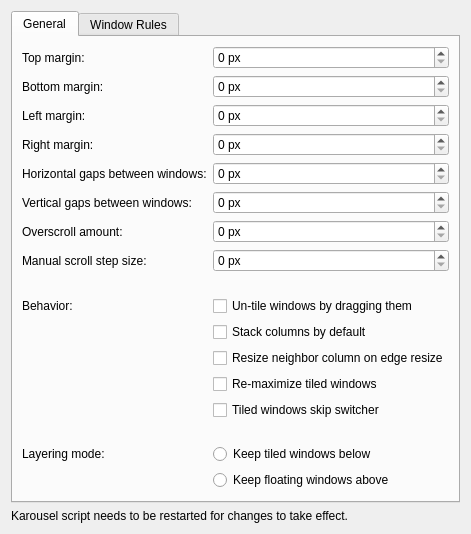
This is package/contents/ui/config.ui in peterfajdiga/karousel as Qt 5 draws it before an edit. The edited form follows.
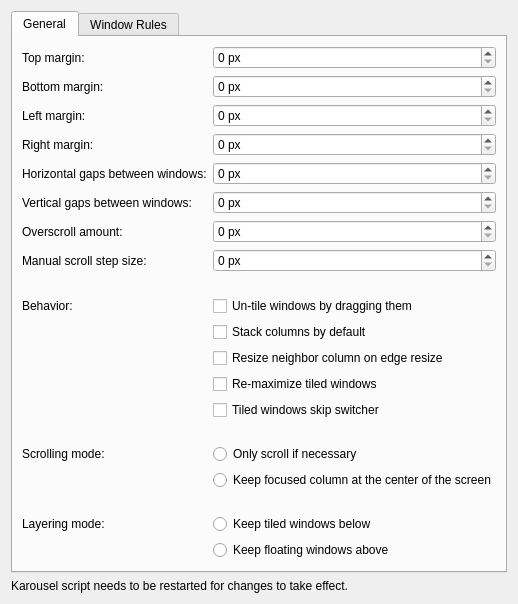
This is the edited form.

Commit message: config.ui: add scrolling configuration

```diff
--- a/package/contents/ui/config.ui
+++ b/package/contents/ui/config.ui
@@ -254,7 +254,7 @@
                             </item>
 
                             <item row="14" column="1">
-                                <spacer name="separator_layering">
+                                <spacer name="separator_scrolling">
                                     <property name="orientation">
                                         <enum>Qt::Vertical</enum>
                                     </property>
@@ -270,20 +270,58 @@
                                 </spacer>
                             </item>
                             <item row="15" column="0">
+                                <widget class="QLabel" name="label_scrolling">
+                                    <property name="text">
+                                        <string>Scrolling mode:</string>
+                                    </property>
+                                </widget>
+                            </item>
+                            <item row="15" column="1">
+                                <widget class="QRadioButton" name="kcfg_scrollingLazy">
+                                    <property name="text">
+                                        <string>Only scroll if necessary</string>
+                                    </property>
+                                </widget>
+                            </item>
+                            <item row="16" column="1">
+                                <widget class="QRadioButton" name="kcfg_scrollingCentered">
+                                    <property name="text">
+                                        <string>Keep focused column at the center of the screen</string>
+                                    </property>
+                                </widget>
+                            </item>
+
+                            <item row="17" column="1">
+                                <spacer name="separator_layering">
+                                    <property name="orientation">
+                                        <enum>Qt::Vertical</enum>
+                                    </property>
+                                    <property name="sizeType">
+                                        <enum>QSizePolicy::Fixed</enum>
+                                    </property>
+                                    <property name="sizeHint" stdset="0">
+                                        <size>
+                                            <width>0</width>
+                                            <height>12</height>
+                                        </size>
+                                    </property>
+                                </spacer>
+                            </item>
+                            <item row="18" column="0">
                                 <widget class="QLabel" name="label_layering">
                                     <property name="text">
                                         <string>Layering mode:</string>
                                     </property>
                                 </widget>
                             </item>
-                            <item row="15" column="1">
+                            <item row="18" column="1">
                                 <widget class="QRadioButton" name="kcfg_tiledKeepBelow">
                                     <property name="text">
                                         <string>Keep tiled windows below</string>
                                     </property>
                                 </widget>
                             </item>
-                            <item row="16" column="1">
+                            <item row="19" column="1">
                                 <widget class="QRadioButton" name="kcfg_floatingKeepAbove">
                                     <property name="text">
                                         <string>Keep floating windows above</string>
```
